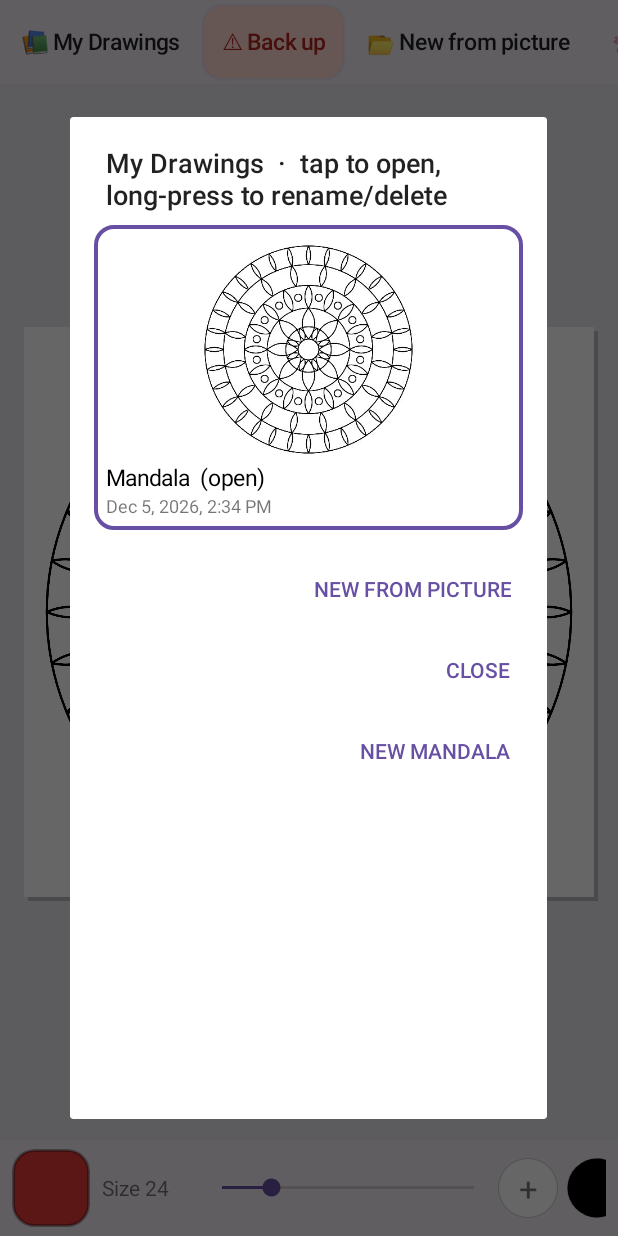
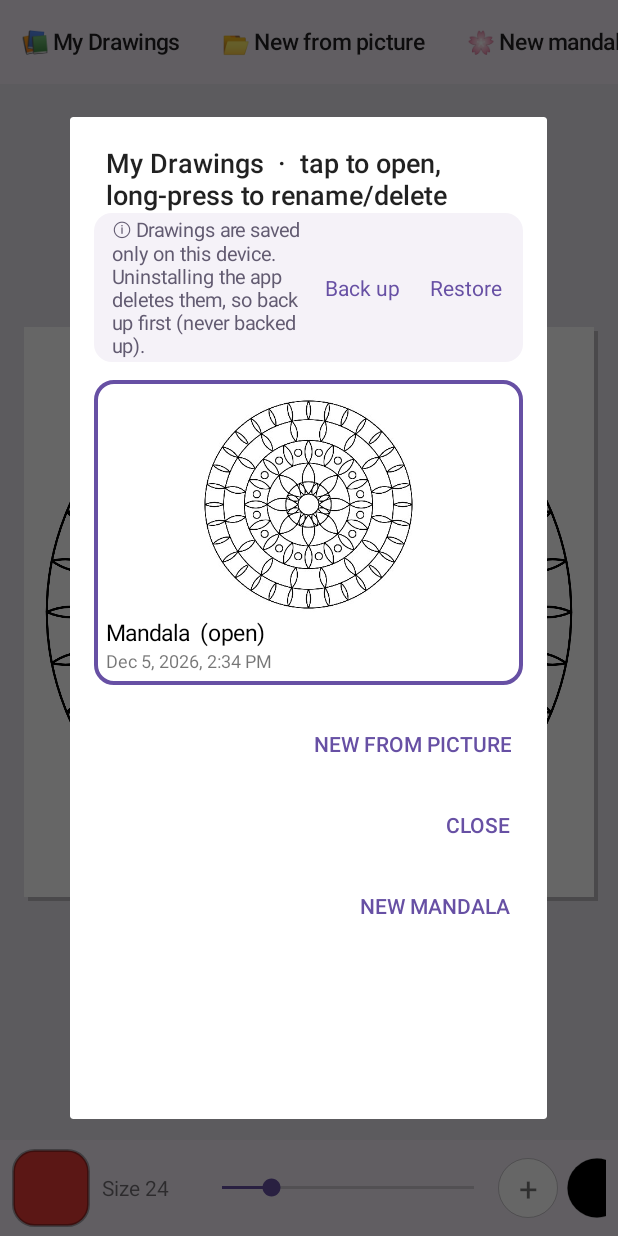
Before and after one commit to bhaskarbsarkar/bb-coloring-book-android, an Android app: the screen it shows after launch (MainActivity), after a tap on "📚 My Drawings", on a phone screen of 412 x 824 dp. Run offline under Robolectric (Android 15) with nearby library versions, the phone set to English and light mode, and no system bars; 1 other tap on this screen came first.

Commit message:
Move backup to a quiet note in My Drawings; remove startup warning and toolbar button
Co-Authored-By: Claude Opus 5.5 <noreply@anthropic.com>
Claude-Session: https://claude.ai/code/session_01BTvMP76Qwa97XKwCmkR4aU

```diff
--- a/app/build.gradle.kts
+++ b/app/build.gradle.kts
@@ -11,8 +11,8 @@ android {
         applicationId = "com.bb.coloringbook"
         minSdk = 29
         targetSdk = 35
-        versionCode = 3
-        versionName = "1.2"
+        versionCode = 4
+        versionName = "1.3"
     }
 
     buildTypes {
--- a/app/src/main/java/com/bb/coloringbook/MainActivity.kt
+++ b/app/src/main/java/com/bb/coloringbook/MainActivity.kt
@@ -26,7 +26,6 @@ class MainActivity : Activity(), ColoringView.Listener {
     private lateinit var redoBtn: Button
     private lateinit var penBtn: Button
     private lateinit var insideBtn: Button
-    private lateinit var backupBtn: Button
     private val toolButtons = mutableMapOf<Tool, Button>()
     private val io = Executors.newSingleThreadExecutor()
     private val main = Handler(Looper.getMainLooper())
@@ -61,7 +60,6 @@ class MainActivity : Activity(), ColoringView.Listener {
 
         val incoming = incomingUri(intent)
         restoreLastProject(openAfter = incoming)
-        if (!prefs.getBoolean("warnedUninstall", false)) main.postDelayed({ showUninstallWarning() }, 1200)
     }
 
     override fun onNewIntent(intent: Intent) {
@@ -87,7 +85,6 @@ class MainActivity : Activity(), ColoringView.Listener {
         // ---- top toolbar ----
         val top = LinearLayout(this).apply { orientation = LinearLayout.HORIZONTAL; gravity = Gravity.CENTER_VERTICAL }
         top.addView(button("📚 My Drawings") { showDrawings() })
-        backupBtn = button("⚠ Back up") { showBackupDialog() }.also { top.addView(it) }
         top.addView(button("📂 New from picture") { openPicker() })
         top.addView(button("🌸 New mandala") { startProject(SampleArt.mandala(), "Mandala") })
         top.addView(divider())
@@ -344,7 +341,7 @@ class MainActivity : Activity(), ColoringView.Listener {
         val id = currentId ?: return
         val paint = canvasView.paintLayer?.copy(Bitmap.Config.ARGB_8888, false) ?: return
         val preview = canvasView.renderResult() ?: return
-        io.execute { runCatching { store.saveProgress(id, paint, preview) }; updateBackupState() }
+        io.execute { runCatching { store.saveProgress(id, paint, preview) } }
     }
 
     /** Saves the open drawing, then starts a new one from [art]. */
@@ -448,9 +445,35 @@ class MainActivity : Activity(), ColoringView.Listener {
         grid.setOnItemClickListener { _, _, i, _ -> dialog?.dismiss(); openProject(projects[i].id) }
         grid.setOnItemLongClickListener { _, _, i, _ -> dialog?.dismiss(); projectOptions(projects[i]); true }
 
-        val content: View = if (projects.isEmpty()) TextView(this).apply {
+        val list: View = if (projects.isEmpty()) TextView(this).apply {
             text = "No saved drawings yet."; setPadding(dp(24), dp(24), dp(24), dp(24))
         } else grid
+
+        // Quiet one-line note: drawings are only on this device; back up before uninstalling.
+        val last = prefs.getLong("lastBackup", 0L)
+        val lastText = if (last == 0L) "never backed up" else "last backup " +
+            java.text.DateFormat.getDateInstance(java.text.DateFormat.MEDIUM).format(java.util.Date(last))
+        fun link(label: String, onClick: () -> Unit) = TextView(this).apply {
+            text = label; textSize = 14f; setTextColor(0xFF6750A4.toInt())
+            setPadding(dp(10), dp(6), dp(10), dp(6))
+            setOnClickListener { dialog?.dismiss(); onClick() }
+        }
+        val callout = LinearLayout(this).apply {
+            orientation = LinearLayout.HORIZONTAL; gravity = Gravity.CENTER_VERTICAL
+            setPadding(dp(12), dp(2), dp(4), dp(2))
+            background = roundRect(0xFFF5F2F8.toInt())
+            addView(TextView(context).apply {
+                text = "ⓘ Drawings are saved only on this device. Uninstalling the app deletes them, so back up first ($lastText)."
+                textSize = 13f; setTextColor(0xFF625B71.toInt())
+            }, LinearLayout.LayoutParams(0, -2, 1f))
+            addView(link("Back up") { showBackupMenu() })
+            addView(link("Restore") { pickBackupFile() })
+        }
+        val content = LinearLayout(this).apply {
+            orientation = LinearLayout.VERTICAL
+            addView(callout, LinearLayout.LayoutParams(-1, -2).apply { setMargins(dp(16), 0, dp(16), dp(4)) })
+            addView(list, LinearLayout.LayoutParams(-1, 0, 1f))
+        }
         dialog = AlertDialog.Builder(this)
             .setTitle("My Drawings  ·  tap to open, long-press to rename/delete")
             .setView(content)
@@ -492,68 +515,19 @@ class MainActivity : Activity(), ColoringView.Listener {
 
     override fun onPause() { super.onPause(); saveCurrent() }
 
-    override fun onResume() { super.onResume(); io.execute { updateBackupState() } }
 
     // =====================================================================================
     // Backup guardrail (drawings live inside the app and are deleted on uninstall)
     // =====================================================================================
 
-    /** Call on the io thread. Highlights the backup button when there are unbacked changes. */
-    private fun updateBackupState() {
-        val pending = store.lastChange() > prefs.getLong("lastBackup", 0L)
-        main.post {
-            if (!::backupBtn.isInitialized) return@post
-            backupBtn.text = if (pending) "⚠ Back up" else "✅ Backed up"
-            backupBtn.setTextColor(if (pending) 0xFFB3261E.toInt() else 0xFF1B5E20.toInt())
-            backupBtn.background = roundRect(if (pending) 0xFFFFDAD6.toInt() else Color.TRANSPARENT)
-        }
-    }
-
-    internal fun showUninstallWarning() {
-        prefs.edit().putBoolean("warnedUninstall", true).apply()
-        AlertDialog.Builder(this)
-            .setTitle("⚠ Keep your drawings safe")
-            .setMessage(
-                "Your drawings are stored inside this app. Uninstalling the app (or clearing its data) " +
-                "deletes them permanently.\n\n" +
-                "Android doesn't let apps show their own warning at uninstall time, so:\n" +
-                "• Use the ⚠ Back up button to save a backup file to your Downloads folder. " +
-                "It survives uninstalling and can be restored later.\n" +
-                "• If Android asks \"Keep app data?\" when uninstalling, tick it.\n\n" +
-                "The button turns red whenever you have changes that aren't backed up."
-            )
-            .setPositiveButton("Back up now") { _, _ -> backupZip() }
-            .setNegativeButton("Got it", null)
-            .show()
-    }
-
-    private fun showBackupDialog() {
-        var dialog: AlertDialog? = null
-        val box = LinearLayout(this).apply { orientation = LinearLayout.VERTICAL; setPadding(dp(24), dp(8), dp(24), dp(8)) }
-        val last = prefs.getLong("lastBackup", 0L)
-        box.addView(TextView(this).apply {
-            textSize = 15f
-            text = "⚠ Uninstalling this app deletes all drawings stored in it. Keep a backup outside the app.\n\n" +
-                "Last backup: " + (if (last == 0L) "never" else java.text.DateFormat.getDateTimeInstance().format(java.util.Date(last)))
-        })
-        fun action(title: String, sub: String, run: () -> Unit) {
-            box.addView(LinearLayout(this).apply {
-                orientation = LinearLayout.VERTICAL; setPadding(dp(16), dp(12), dp(16), dp(12))
-                background = roundRect(0xFFF3EDF7.toInt())
-                addView(TextView(context).apply { text = title; textSize = 17f; setTextColor(Color.BLACK) })
-                addView(TextView(context).apply { text = sub; textSize = 13f })
-                setOnClickListener { dialog?.dismiss(); run() }
-            }, LinearLayout.LayoutParams(-1, -2).apply { topMargin = dp(12) })
-        }
-        action("💾 Save backup file (recommended)",
-            "One .zip in Download/BB Coloring Book with every drawing. Restore it later to keep coloring.") { backupZip() }
-        action("🖼 Export all as PNG pictures",
-            "Finished pictures go to Pictures/BB Coloring Book. Good for sharing, but they can't be resumed.") { exportAllPng() }
-        action("♻ Restore from backup file",
-            "Adds the drawings from a backup .zip. Drawings already here are kept.") { pickBackupFile() }
-        dialog = AlertDialog.Builder(this).setTitle("Back up your drawings")
-            .setView(ScrollView(this).apply { addView(box) })
-            .setNegativeButton("Close", null).show()
+    /** Small menu from the My Drawings callout. */
+    private fun showBackupMenu() {
+        AlertDialog.Builder(this).setTitle("Back up drawings")
+            .setItems(arrayOf(
+                "💾 Save backup file (.zip, can be restored)",
+                "🖼 Export all as PNG pictures",
+            )) { _, which -> if (which == 0) backupZip() else exportAllPng() }
+            .setNegativeButton("Cancel", null).show()
     }
 
     private fun backupZip() {
@@ -575,7 +549,6 @@ class MainActivity : Activity(), ColoringView.Listener {
                 n
             }
             if (result.isSuccess) prefs.edit().putLong("lastBackup", System.currentTimeMillis()).apply()
-            updateBackupState()
             main.post {
                 if (result.isSuccess) toast("Backed up ${result.getOrNull()} drawing(s) to Download/BB Coloring Book")
                 else toast("Backup failed: ${result.exceptionOrNull()?.message}")
```
Also changed, not shown: 2 other files.
